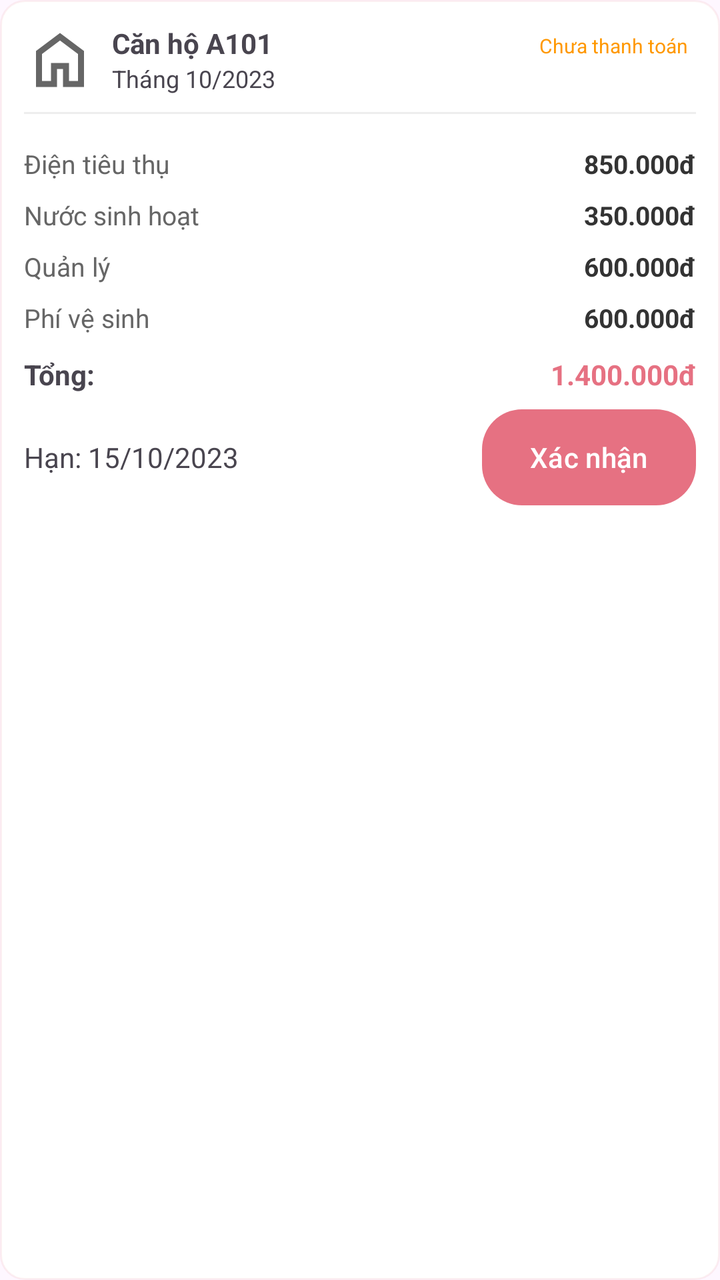
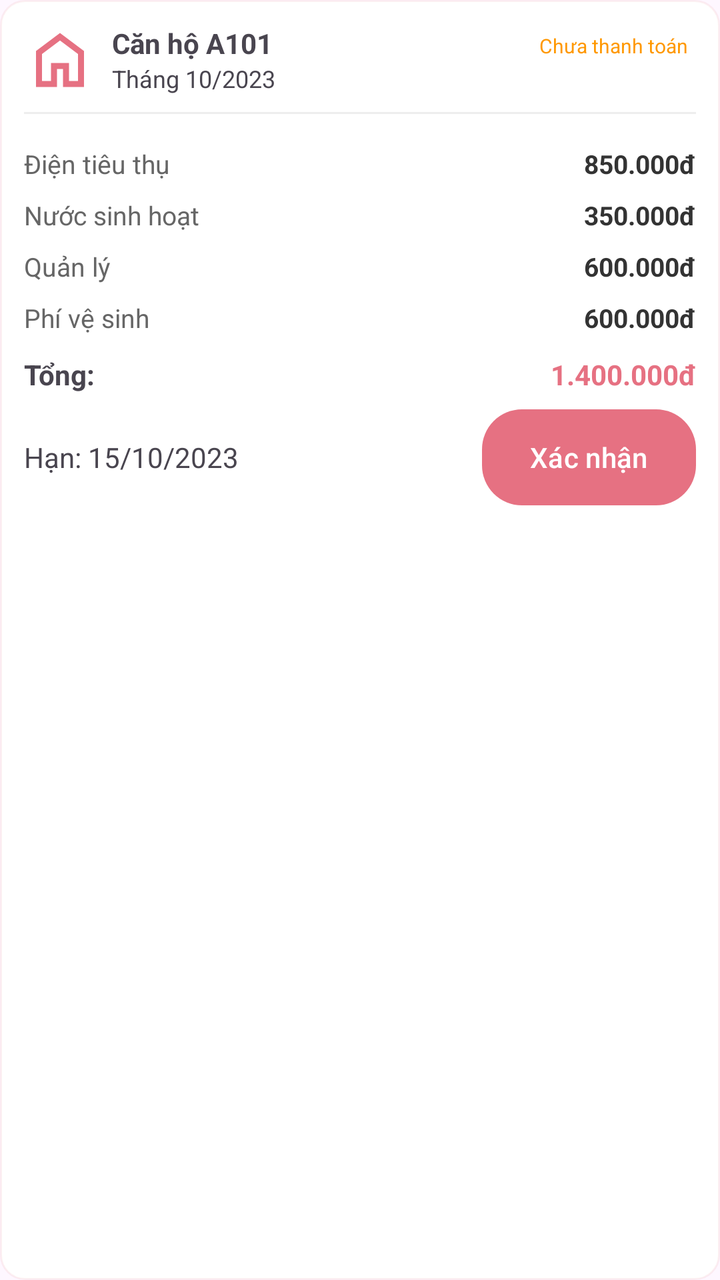

Two renders of the same Android screen: before a commit and after it. Below are the layout's source before the change and the commit's diff.
<!-- AndroidManifest.xml: application theme Theme.Apt -->
<!-- res/layout/item_bill.xml -->
<LinearLayout xmlns:android="http://schemas.android.com/apk/res/android"
    xmlns:app="http://schemas.android.com/apk/res-auto"
    android:orientation="vertical"
    android:padding="12dp"
    android:layout_margin="8dp"
    android:background="@drawable/bg_card"
    android:layout_width="match_parent"
    android:layout_height="wrap_content">

    
    <LinearLayout
        android:orientation="horizontal"
        android:layout_width="match_parent"
        android:layout_height="wrap_content">

        <ImageView
            android:layout_width="36dp"
            android:layout_height="36dp"
            android:src="@drawable/ic_home"/>

        <LinearLayout
            android:orientation="vertical"
            android:layout_marginStart="8dp"
            android:layout_weight="1"
            android:layout_width="0dp"
            android:layout_height="wrap_content">

            <TextView
                android:layout_height="wrap_content"
                android:layout_width="wrap_content"
                android:id="@+id/tvApartment"
                android:text="Căn hộ A101"
                android:textStyle="bold"
                android:textSize="14sp"/>

            <TextView
                android:layout_height="wrap_content"
                android:layout_width="wrap_content"
                android:id="@+id/tvDate"
                android:text="Tháng 10/2023"
                android:textSize="12sp"/>
        </LinearLayout>

        <TextView
            android:layout_height="wrap_content"
            android:layout_width="wrap_content"
            android:id="@+id/tvStatus"
            android:text="Chưa thanh toán"
            android:textSize="10sp"
            android:padding="4dp"
            android:textColor="#FF9800"/>
    </LinearLayout>

    
    <View
        android:layout_marginVertical="8dp"
        android:layout_width="match_parent"
        android:layout_height="1dp"
        android:background="#EEEEEE"/>

    
    <LinearLayout
        android:orientation="vertical"
        android:layout_width="match_parent"
        android:layout_height="wrap_content"
        android:layout_marginTop="4dp">

        <LinearLayout
            android:layout_width="match_parent"
            android:layout_height="wrap_content"
            android:paddingVertical="4dp"
            android:orientation="horizontal">
            <TextView
                android:layout_width="0dp"
                android:layout_height="wrap_content"
                android:layout_weight="1"
                android:text="Điện tiêu thụ"
                android:textColor="#666666"
                android:textSize="13sp"/>
            <TextView
                android:id="@+id/tvElectric"
                android:layout_width="wrap_content"
                android:layout_height="wrap_content"
                android:text="850.000đ"
                android:textColor="#333333"
                android:textStyle="bold"
                android:textSize="13sp"/>
        </LinearLayout>

        <LinearLayout
            android:layout_width="match_parent"
            android:layout_height="wrap_content"
            android:paddingVertical="4dp"
            android:orientation="horizontal">
            <TextView
                android:layout_width="0dp"
                android:layout_height="wrap_content"
                android:layout_weight="1"
                android:text="Nước sinh hoạt"
                android:textColor="#666666"
                android:textSize="13sp"/>
            <TextView
                android:id="@+id/tvWater"
                android:layout_width="wrap_content"
                android:layout_height="wrap_content"
                android:text="350.000đ"
                android:textColor="#333333"
                android:textStyle="bold"
                android:textSize="13sp"/>
        </LinearLayout>

        <LinearLayout
            android:layout_width="match_parent"
            android:layout_height="wrap_content"
            android:paddingVertical="4dp"
            android:orientation="horizontal">
            <TextView
                android:layout_width="0dp"
                android:layout_height="wrap_content"
                android:layout_weight="1"
                android:text="Quản lý"
                android:textColor="#666666"
                android:textSize="13sp"/>
            <TextView
                android:id="@+id/tvManagement"
                android:layout_width="wrap_content"
                android:layout_height="wrap_content"
                android:text="600.000đ"
                android:textColor="#333333"
                android:textStyle="bold"
                android:textSize="13sp"/>
        </LinearLayout>

        <LinearLayout
            android:layout_width="match_parent"
            android:layout_height="wrap_content"
            android:paddingVertical="4dp"
            android:orientation="horizontal">
            <TextView
                android:layout_width="0dp"
                android:layout_height="wrap_content"
                android:layout_weight="1"
                android:text="Phí vệ sinh"
                android:textColor="#666666"
                android:textSize="13sp"/>
            <TextView
                android:id="@+id/tvSanitation"
                android:layout_width="wrap_content"
                android:layout_height="wrap_content"
                android:text="600.000đ"
                android:textColor="#333333"
                android:textStyle="bold"
                android:textSize="13sp"/>
        </LinearLayout>

    </LinearLayout>

    
    <LinearLayout
        android:layout_marginTop="6dp"
        android:orientation="horizontal"
        android:layout_width="match_parent"
        android:layout_height="wrap_content">

        <TextView
            android:text="Tổng:"
            android:textStyle="bold"
            android:layout_weight="1"
            android:layout_width="0dp"
            android:layout_height="wrap_content"/>

        <TextView
            android:layout_height="wrap_content"
            android:layout_width="wrap_content"
            android:id="@+id/tvTotal"
            android:text="1.400.000đ"
            android:textStyle="bold"
            android:textColor="@color/primary"/>
    </LinearLayout>

    
    <LinearLayout
        android:orientation="horizontal"
        android:layout_marginTop="8dp"
        android:layout_width="match_parent"
        android:layout_height="wrap_content">

        <TextView
            android:id="@+id/tvDue"
            android:text="Hạn: 15/10/2023"
            android:layout_weight="1"
            android:layout_width="0dp"
            android:layout_height="wrap_content"/>

        <Button
            android:id="@+id/btnConfirm"
            android:text="Xác nhận"
            android:background="@drawable/bg_button"
            app:backgroundTint="@null"
            android:textColor="#FFFFFF"
            android:layout_width="wrap_content"
            android:layout_height="wrap_content"/>
    </LinearLayout>

</LinearLayout>
<!-- resources referenced by this layout -->
<resources>
  <color name="primary">#E67182</color>
  <!-- drawable bg_button (drawable) -->
  <shape xmlns:android="http://schemas.android.com/apk/res/android">
      <solid android:color="@color/primary"/>
      <corners android:radius="20dp"/>
  </shape>
  <!-- drawable bg_card (drawable) -->
  <shape xmlns:android="http://schemas.android.com/apk/res/android">
      <solid android:color="#FFFFFF"/>
      <corners android:radius="12dp"/>
      <stroke android:width="1dp" android:color="#25EB959D"/>
  </shape>
  <!-- drawable ic_home (drawable) -->
  <vector xmlns:android="http://schemas.android.com/apk/res/android"
      android:width="24dp"
      android:height="24dp"
      android:viewportWidth="960"
      android:viewportHeight="960">
    <path
        android:pathData="M240,760h120v-240h240v240h120v-360L480,220 240,400v360ZM160,840v-480l320,-240 320,240v480L520,840v-240h-80v240L160,840ZM480,490Z"
        android:fillColor="#666666"/>
  </vector>
  <style name="Theme.Apt" parent="Base.Theme.Apt" />
  <style name="Base.Theme.Apt" parent="Theme.Material3.DayNight.NoActionBar">
          
          
      </style>
</resources>

<!-- the commit's change to res/layout/item_bill.xml (unified diff, before → after) -->
@@ -16,7 +16,8 @@
         <ImageView
             android:layout_width="36dp"
             android:layout_height="36dp"
-            android:src="@drawable/ic_home"/>
+            android:src="@drawable/ic_home"
+            app:tint="@color/primary"/>
 
         <LinearLayout
             android:orientation="vertical"
